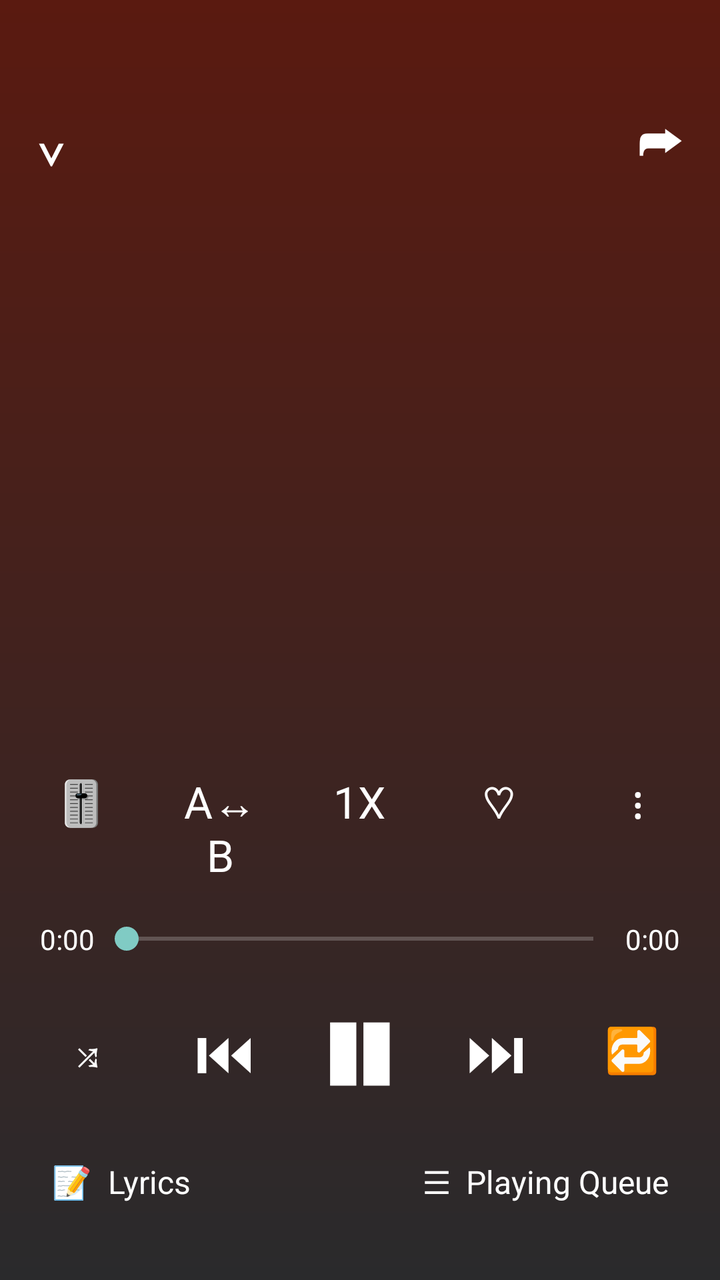
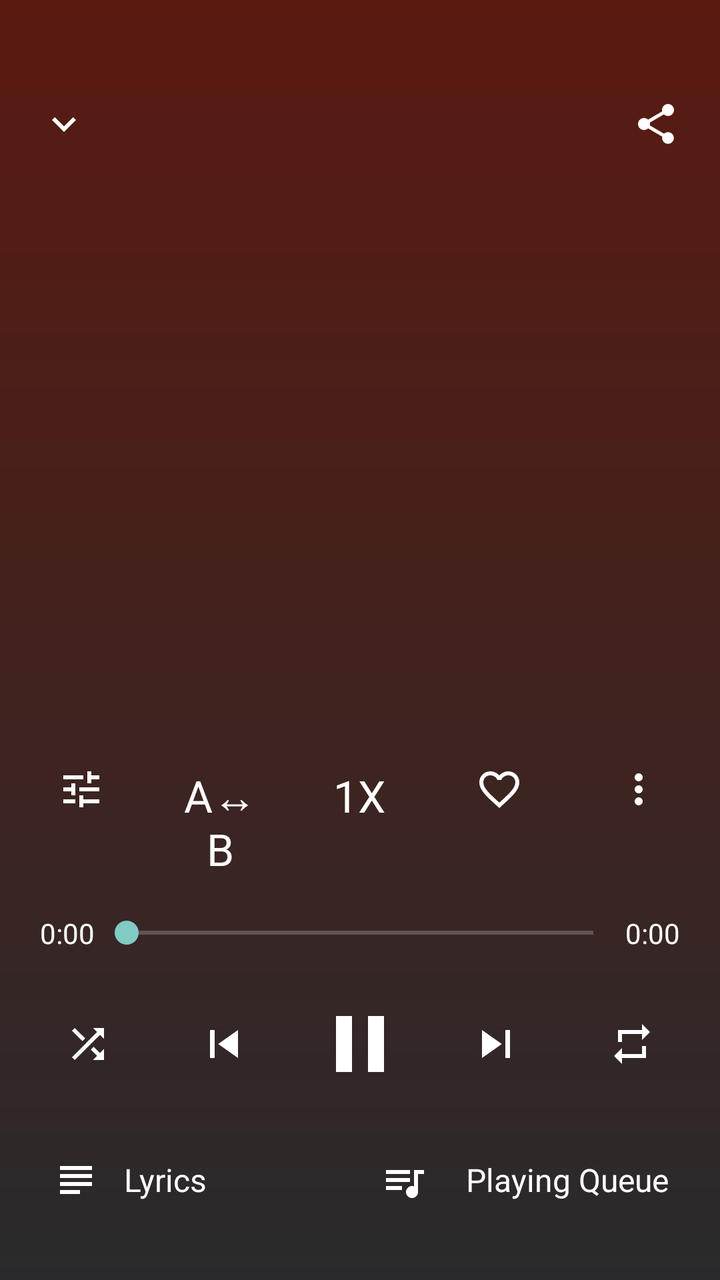

Compare the two renders of this Android layout. The source of the first and the diff that turns it into the second are given below.
<!-- AndroidManifest.xml: application theme Theme.AppCompat.NoActionBar -->
<!-- res/layout/activity_music.xml -->
<LinearLayout xmlns:android="http://schemas.android.com/apk/res/android" android:layout_width="match_parent" android:layout_height="match_parent" android:orientation="vertical" android:background="@drawable/bg_music" android:paddingTop="30dp">
  <LinearLayout android:layout_width="match_parent" android:layout_height="wrap_content" android:gravity="center_vertical" android:padding="8dp">
    <TextView android:id="@+id/mClose" android:layout_width="wrap_content" android:layout_height="wrap_content" android:text="⌄" android:textColor="#fff" android:textSize="30sp" android:padding="10dp"/>
    <LinearLayout android:layout_width="0dp" android:layout_weight="1" android:layout_height="wrap_content" android:orientation="vertical" android:gravity="center">
      <TextView android:id="@+id/mTitle" android:layout_width="wrap_content" android:layout_height="wrap_content" android:textColor="#fff" android:textSize="20sp" android:textStyle="bold" android:singleLine="true" android:ellipsize="marquee" android:marqueeRepeatLimit="marquee_forever"/>
      <TextView android:id="@+id/mArtist" android:layout_width="wrap_content" android:layout_height="wrap_content" android:textColor="#DDFFFFFF" android:textSize="14sp" android:singleLine="true"/>
    </LinearLayout>
    <TextView android:id="@+id/mShare" android:layout_width="wrap_content" android:layout_height="wrap_content" android:text="➦" android:textColor="#fff" android:textSize="24sp" android:padding="10dp"/>
  </LinearLayout>
  <FrameLayout android:id="@+id/deckHost" android:layout_width="match_parent" android:layout_height="0dp" android:layout_weight="1"/>
  <LinearLayout android:layout_width="match_parent" android:layout_height="wrap_content" android:padding="6dp">
    <TextView android:id="@+id/mEq" style="@style/MBtn" android:text="🎚"/>
    <TextView android:id="@+id/mAb" style="@style/MBtn" android:text="A↔B"/>
    <TextView android:id="@+id/mSpd" style="@style/MBtn" android:text="1X"/>
    <TextView android:id="@+id/mFav" style="@style/MBtn" android:text="♡"/>
    <TextView android:id="@+id/mMore" style="@style/MBtn" android:text="⋮"/>
  </LinearLayout>
  <LinearLayout android:layout_width="match_parent" android:layout_height="wrap_content" android:gravity="center_vertical" android:paddingStart="20dp" android:paddingEnd="20dp">
    <TextView android:id="@+id/mCur" android:layout_width="wrap_content" android:layout_height="wrap_content" android:textColor="#fff" android:text="0:00"/>
    <SeekBar android:id="@+id/mSeek" android:layout_width="0dp" android:layout_weight="1" android:layout_height="wrap_content" android:max="1000"/>
    <TextView android:id="@+id/mDur" android:layout_width="wrap_content" android:layout_height="wrap_content" android:textColor="#fff" android:text="0:00"/>
  </LinearLayout>
  <LinearLayout android:layout_width="match_parent" android:layout_height="wrap_content" android:gravity="center_vertical" android:padding="10dp">
    <TextView android:id="@+id/mShuf" style="@style/MBtn" android:text="⤮"/>
    <TextView android:id="@+id/mPrev" style="@style/MBtn" android:text="⏮" android:textSize="30sp"/>
    <TextView android:id="@+id/mPlay" style="@style/MBtn" android:text="❚❚" android:textSize="34sp"/>
    <TextView android:id="@+id/mNext" style="@style/MBtn" android:text="⏭" android:textSize="30sp"/>
    <TextView android:id="@+id/mRep" style="@style/MBtn" android:text="🔁"/>
  </LinearLayout>
  <LinearLayout android:layout_width="match_parent" android:layout_height="wrap_content" android:paddingBottom="28dp" android:paddingStart="16dp" android:paddingEnd="16dp">
    <TextView android:id="@+id/mLyr" android:layout_width="0dp" android:layout_weight="1" android:layout_height="wrap_content" android:text="📝  Lyrics" android:textColor="#fff" android:textSize="16sp" android:padding="10dp"/>
    <TextView android:id="@+id/mQ" android:layout_width="0dp" android:layout_weight="1" android:layout_height="wrap_content" android:text="☰  Playing Queue" android:textColor="#fff" android:textSize="16sp" android:padding="10dp" android:gravity="end"/>
  </LinearLayout>
</LinearLayout>
<!-- resources referenced by this layout -->
<resources>
  <!-- unchanged entries left out for length: 2 -->
</resources>

<!-- the commit's change to res/layout/activity_music.xml (unified diff, before → after) -->
@@ -1,19 +1,19 @@
 <LinearLayout xmlns:android="http://schemas.android.com/apk/res/android" android:layout_width="match_parent" android:layout_height="match_parent" android:orientation="vertical" android:background="@drawable/bg_music" android:paddingTop="30dp">
   <LinearLayout android:layout_width="match_parent" android:layout_height="wrap_content" android:gravity="center_vertical" android:padding="8dp">
-    <TextView android:id="@+id/mClose" android:layout_width="wrap_content" android:layout_height="wrap_content" android:text="⌄" android:textColor="#fff" android:textSize="30sp" android:padding="10dp"/>
+    <ImageView android:id="@+id/mClose" android:layout_width="48dp" android:src="@drawable/ic_down" android:scaleType="fitCenter" android:layout_height="48dp" android:padding="12dp"/>
     <LinearLayout android:layout_width="0dp" android:layout_weight="1" android:layout_height="wrap_content" android:orientation="vertical" android:gravity="center">
       <TextView android:id="@+id/mTitle" android:layout_width="wrap_content" android:layout_height="wrap_content" android:textColor="#fff" android:textSize="20sp" android:textStyle="bold" android:singleLine="true" android:ellipsize="marquee" android:marqueeRepeatLimit="marquee_forever"/>
       <TextView android:id="@+id/mArtist" android:layout_width="wrap_content" android:layout_height="wrap_content" android:textColor="#DDFFFFFF" android:textSize="14sp" android:singleLine="true"/>
     </LinearLayout>
-    <TextView android:id="@+id/mShare" android:layout_width="wrap_content" android:layout_height="wrap_content" android:text="➦" android:textColor="#fff" android:textSize="24sp" android:padding="10dp"/>
+    <ImageView android:id="@+id/mShare" android:layout_width="48dp" android:src="@drawable/ic_share" android:scaleType="fitCenter" android:layout_height="48dp" android:padding="12dp"/>
   </LinearLayout>
   <FrameLayout android:id="@+id/deckHost" android:layout_width="match_parent" android:layout_height="0dp" android:layout_weight="1"/>
   <LinearLayout android:layout_width="match_parent" android:layout_height="wrap_content" android:padding="6dp">
-    <TextView android:id="@+id/mEq" style="@style/MBtn" android:text="🎚"/>
+    <ImageView android:id="@+id/mEq" style="@style/MBtn" android:src="@drawable/ic_tune" android:scaleType="fitCenter" android:layout_height="48dp" android:padding="12dp"/>
     <TextView android:id="@+id/mAb" style="@style/MBtn" android:text="A↔B"/>
     <TextView android:id="@+id/mSpd" style="@style/MBtn" android:text="1X"/>
-    <TextView android:id="@+id/mFav" style="@style/MBtn" android:text="♡"/>
-    <TextView android:id="@+id/mMore" style="@style/MBtn" android:text="⋮"/>
+    <ImageView android:id="@+id/mFav" style="@style/MBtn" android:src="@drawable/ic_fav" android:scaleType="fitCenter" android:layout_height="48dp" android:padding="12dp"/>
+    <ImageView android:id="@+id/mMore" style="@style/MBtn" android:src="@drawable/ic_more" android:scaleType="fitCenter" android:layout_height="48dp" android:padding="12dp"/>
   </LinearLayout>
   <LinearLayout android:layout_width="match_parent" android:layout_height="wrap_content" android:gravity="center_vertical" android:paddingStart="20dp" android:paddingEnd="20dp">
     <TextView android:id="@+id/mCur" android:layout_width="wrap_content" android:layout_height="wrap_content" android:textColor="#fff" android:text="0:00"/>
@@ -21,14 +21,14 @@
     <TextView android:id="@+id/mDur" android:layout_width="wrap_content" android:layout_height="wrap_content" android:textColor="#fff" android:text="0:00"/>
   </LinearLayout>
   <LinearLayout android:layout_width="match_parent" android:layout_height="wrap_content" android:gravity="center_vertical" android:padding="10dp">
-    <TextView android:id="@+id/mShuf" style="@style/MBtn" android:text="⤮"/>
-    <TextView android:id="@+id/mPrev" style="@style/MBtn" android:text="⏮" android:textSize="30sp"/>
-    <TextView android:id="@+id/mPlay" style="@style/MBtn" android:text="❚❚" android:textSize="34sp"/>
-    <TextView android:id="@+id/mNext" style="@style/MBtn" android:text="⏭" android:textSize="30sp"/>
-    <TextView android:id="@+id/mRep" style="@style/MBtn" android:text="🔁"/>
+    <ImageView android:id="@+id/mShuf" style="@style/MBtn" android:src="@drawable/ic_shuffle" android:scaleType="fitCenter" android:layout_height="48dp" android:padding="12dp"/>
+    <ImageView android:id="@+id/mPrev" style="@style/MBtn" android:src="@drawable/ic_prev" android:scaleType="fitCenter" android:layout_height="52dp" android:padding="12dp"/>
+    <ImageView android:id="@+id/mPlay" style="@style/MBtn" android:src="@drawable/ic_pause" android:scaleType="fitCenter" android:layout_height="72dp" android:padding="10dp"/>
+    <ImageView android:id="@+id/mNext" style="@style/MBtn" android:src="@drawable/ic_next" android:scaleType="fitCenter" android:layout_height="52dp" android:padding="12dp"/>
+    <ImageView android:id="@+id/mRep" style="@style/MBtn" android:src="@drawable/ic_repeat" android:scaleType="fitCenter" android:layout_height="48dp" android:padding="12dp"/>
   </LinearLayout>
   <LinearLayout android:layout_width="match_parent" android:layout_height="wrap_content" android:paddingBottom="28dp" android:paddingStart="16dp" android:paddingEnd="16dp">
-    <TextView android:id="@+id/mLyr" android:layout_width="0dp" android:layout_weight="1" android:layout_height="wrap_content" android:text="📝  Lyrics" android:textColor="#fff" android:textSize="16sp" android:padding="10dp"/>
-    <TextView android:id="@+id/mQ" android:layout_width="0dp" android:layout_weight="1" android:layout_height="wrap_content" android:text="☰  Playing Queue" android:textColor="#fff" android:textSize="16sp" android:padding="10dp" android:gravity="end"/>
+    <TextView android:id="@+id/mLyr" android:layout_width="0dp" android:layout_weight="1" android:layout_height="wrap_content" android:text="Lyrics" android:drawableStart="@drawable/ic_lyrics" android:drawablePadding="12dp" android:gravity="center_vertical" android:textColor="#fff" android:textSize="16sp" android:padding="10dp"/>
+    <TextView android:id="@+id/mQ" android:layout_width="0dp" android:layout_weight="1" android:layout_height="wrap_content" android:text="Playing Queue" android:drawableStart="@drawable/ic_queue" android:drawablePadding="12dp" android:textColor="#fff" android:textSize="16sp" android:padding="10dp" android:gravity="end"/>
   </LinearLayout>
 </LinearLayout>
<!-- resource entries referenced after the edit -->
@@ -1,5 +1,29 @@
 <!-- resources referenced by this layout -->
 <resources>
+  <!-- drawable ic_down (drawable) -->
+  <vector xmlns:android="http://schemas.android.com/apk/res/android" android:width="24dp" android:height="24dp" android:viewportWidth="24" android:viewportHeight="24"><path android:fillColor="#FFFFFFFF" android:pathData="M16.59,8.59L12,13.17 7.41,8.59 6,10l6,6 6,-6z"/></vector>
+  <!-- drawable ic_fav (drawable) -->
+  <vector xmlns:android="http://schemas.android.com/apk/res/android" android:width="24dp" android:height="24dp" android:viewportWidth="24" android:viewportHeight="24"><path android:fillColor="#FFFFFFFF" android:pathData="M16.5,3c-1.74,0 -3.41,0.81 -4.5,2.09C10.91,3.81 9.24,3 7.5,3 4.42,3 2,5.42 2,8.5c0,3.78 3.4,6.86 8.55,11.54L12,21.35l1.45,-1.32C18.6,15.36 22,12.28 22,8.5 22,5.42 19.58,3 16.5,3zM12.1,18.55l-0.1,0.1 -0.1,-0.1C7.14,14.24 4,11.39 4,8.5 4,6.5 5.5,5 7.5,5c1.54,0 3.04,0.99 3.57,2.36h1.87C13.46,5.99 14.96,5 16.5,5c2,0 3.5,1.5 3.5,3.5 0,2.89 -3.14,5.74 -7.9,10.05z"/></vector>
+  <!-- drawable ic_lyrics (drawable) -->
+  <vector xmlns:android="http://schemas.android.com/apk/res/android" android:width="24dp" android:height="24dp" android:viewportWidth="24" android:viewportHeight="24"><path android:fillColor="#FFFFFFFF" android:pathData="M14,17L4,17v2h10v-2zM20,9L4,9v2h16L20,9zM4,15h16v-2L4,13v2zM4,5v2h16L20,5L4,5z"/></vector>
+  <!-- drawable ic_more (drawable) -->
+  <vector xmlns:android="http://schemas.android.com/apk/res/android" android:width="24dp" android:height="24dp" android:viewportWidth="24" android:viewportHeight="24"><path android:fillColor="#FFFFFFFF" android:pathData="M12,8c1.1,0 2,-0.9 2,-2s-0.9,-2 -2,-2 -2,0.9 -2,2 0.9,2 2,2zM12,10c-1.1,0 -2,0.9 -2,2s0.9,2 2,2 2,-0.9 2,-2 -0.9,-2 -2,-2zM12,16c-1.1,0 -2,0.9 -2,2s0.9,2 2,2 2,-0.9 2,-2 -0.9,-2 -2,-2z"/></vector>
+  <!-- drawable ic_next (drawable) -->
+  <vector xmlns:android="http://schemas.android.com/apk/res/android" android:width="24dp" android:height="24dp" android:viewportWidth="24" android:viewportHeight="24"><path android:fillColor="#FFFFFFFF" android:pathData="M6,18l8.5,-6L6,6v12zM16,6v12h2L18,6h-2z"/></vector>
+  <!-- drawable ic_pause (drawable) -->
+  <vector xmlns:android="http://schemas.android.com/apk/res/android" android:width="24dp" android:height="24dp" android:viewportWidth="24" android:viewportHeight="24"><path android:fillColor="#FFFFFFFF" android:pathData="M6,19h4L10,5L6,5v14zM14,5v14h4L18,5h-4z"/></vector>
+  <!-- drawable ic_prev (drawable) -->
+  <vector xmlns:android="http://schemas.android.com/apk/res/android" android:width="24dp" android:height="24dp" android:viewportWidth="24" android:viewportHeight="24"><path android:fillColor="#FFFFFFFF" android:pathData="M6,6h2v12L6,18zM9.5,12l8.5,6L18,6z"/></vector>
+  <!-- drawable ic_queue (drawable) -->
+  <vector xmlns:android="http://schemas.android.com/apk/res/android" android:width="24dp" android:height="24dp" android:viewportWidth="24" android:viewportHeight="24"><path android:fillColor="#FFFFFFFF" android:pathData="M15,6L3,6v2h12L15,6zM15,10L3,10v2h12v-2zM3,16h8v-2L3,14v2zM17,6v8.18c-0.31,-0.11 -0.65,-0.18 -1,-0.18 -1.66,0 -3,1.34 -3,3s1.34,3 3,3 3,-1.34 3,-3L19,8h3L22,6h-5z"/></vector>
+  <!-- drawable ic_repeat (drawable) -->
+  <vector xmlns:android="http://schemas.android.com/apk/res/android" android:width="24dp" android:height="24dp" android:viewportWidth="24" android:viewportHeight="24"><path android:fillColor="#FFFFFFFF" android:pathData="M7,7h10v3l4,-4 -4,-4v3L5,5v6h2L7,7zM17,17L7,17v-3l-4,4 4,4v-3h12v-6h-2v4z"/></vector>
+  <!-- drawable ic_share (drawable) -->
+  <vector xmlns:android="http://schemas.android.com/apk/res/android" android:width="24dp" android:height="24dp" android:viewportWidth="24" android:viewportHeight="24"><path android:fillColor="#FFFFFFFF" android:pathData="M18,16.08c-0.76,0 -1.44,0.3 -1.96,0.77L8.91,12.7c0.05,-0.23 0.09,-0.46 0.09,-0.7s-0.04,-0.47 -0.09,-0.7l7.05,-4.11c0.54,0.5 1.25,0.81 2.04,0.81 1.66,0 3,-1.34 3,-3s-1.34,-3 -3,-3 -3,1.34 -3,3c0,0.24 0.04,0.47 0.09,0.7L8.04,9.81C7.5,9.31 6.79,9 6,9c-1.66,0 -3,1.34 -3,3s1.34,3 3,3c0.79,0 1.5,-0.31 2.04,-0.81l7.12,4.16c-0.05,0.21 -0.08,0.43 -0.08,0.65 0,1.61 1.31,2.92 2.92,2.92 1.61,0 2.92,-1.31 2.92,-2.92s-1.31,-2.92 -2.92,-2.92z"/></vector>
+  <!-- drawable ic_shuffle (drawable) -->
+  <vector xmlns:android="http://schemas.android.com/apk/res/android" android:width="24dp" android:height="24dp" android:viewportWidth="24" android:viewportHeight="24"><path android:fillColor="#FFFFFFFF" android:pathData="M10.59,9.17L5.41,4 4,5.41l5.17,5.17 1.42,-1.41zM14.5,4l2.04,2.04L4,18.59 5.41,20 17.96,7.46 20,9.5L20,4h-5.5zM14.83,13.41l-1.41,1.41 3.13,3.13L14.5,20L20,20v-5.5l-2.04,2.04 -3.13,-3.13z"/></vector>
+  <!-- drawable ic_tune (drawable) -->
+  <vector xmlns:android="http://schemas.android.com/apk/res/android" android:width="24dp" android:height="24dp" android:viewportWidth="24" android:viewportHeight="24"><path android:fillColor="#FFFFFFFF" android:pathData="M3,17v2h6v-2L3,17zM3,5v2h10L13,5L3,5zM13,21v-2h8v-2h-8v-2h-2v6h2zM7,9v2L3,11v2h4v2h2L9,9L7,9zM21,13v-2L11,11v2h10zM15,9h2L17,7h4L21,5h-4L17,3h-2v6z"/></vector>
   <!-- unchanged entries left out for length: 2 -->
 </resources>
 
